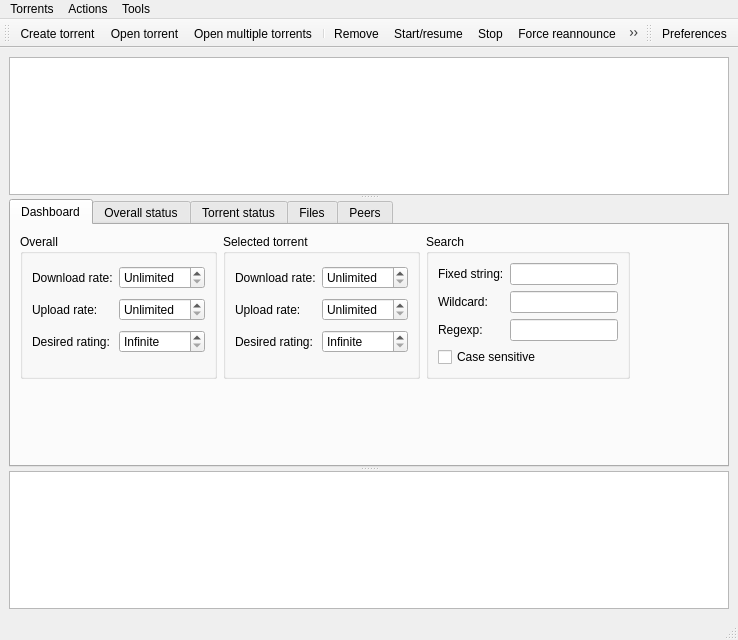
First picture: the form in src/plugins/torrent/mainwindow.ui, repository 0xd34df00d/leechcraft, before the edit.
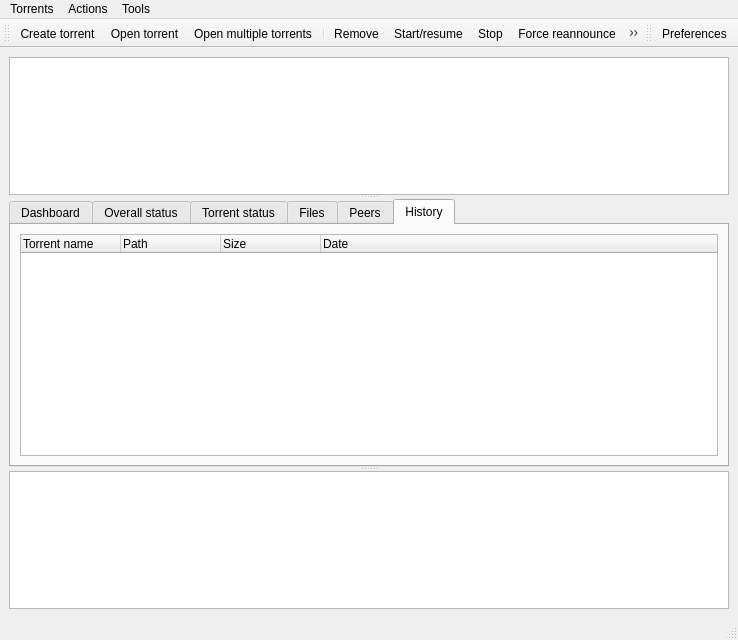
Second picture: the form after the edit. The open tabs and pages were chosen to show the change. Icons and pictures are not drawn. Custom widgets are drawn as their Qt base class.

Commit message: + BitTorrent: FS#81: Keep history of all downloads.

What changed in the file:
```diff
--- a/src/plugins/torrent/mainwindow.ui
+++ b/src/plugins/torrent/mainwindow.ui
@@ -1136,6 +1136,40 @@
          </item>
         </layout>
        </widget>
+       <widget class="QWidget" name="tab_2" >
+        <attribute name="title" >
+         <string>History</string>
+        </attribute>
+        <layout class="QGridLayout" >
+         <item row="0" column="0" >
+          <widget class="QTreeWidget" name="HistoryTree_" >
+           <property name="rootIsDecorated" >
+            <bool>false</bool>
+           </property>
+           <column>
+            <property name="text" >
+             <string>Torrent name</string>
+            </property>
+           </column>
+           <column>
+            <property name="text" >
+             <string>Path</string>
+            </property>
+           </column>
+           <column>
+            <property name="text" >
+             <string>Size</string>
+            </property>
+           </column>
+           <column>
+            <property name="text" >
+             <string>Date</string>
+            </property>
+           </column>
+          </widget>
+         </item>
+        </layout>
+       </widget>
       </widget>
       <widget class="QTextEdit" name="LogShower_" >
        <property name="lineWrapMode" >
```
The commit also changes 4 other files.
